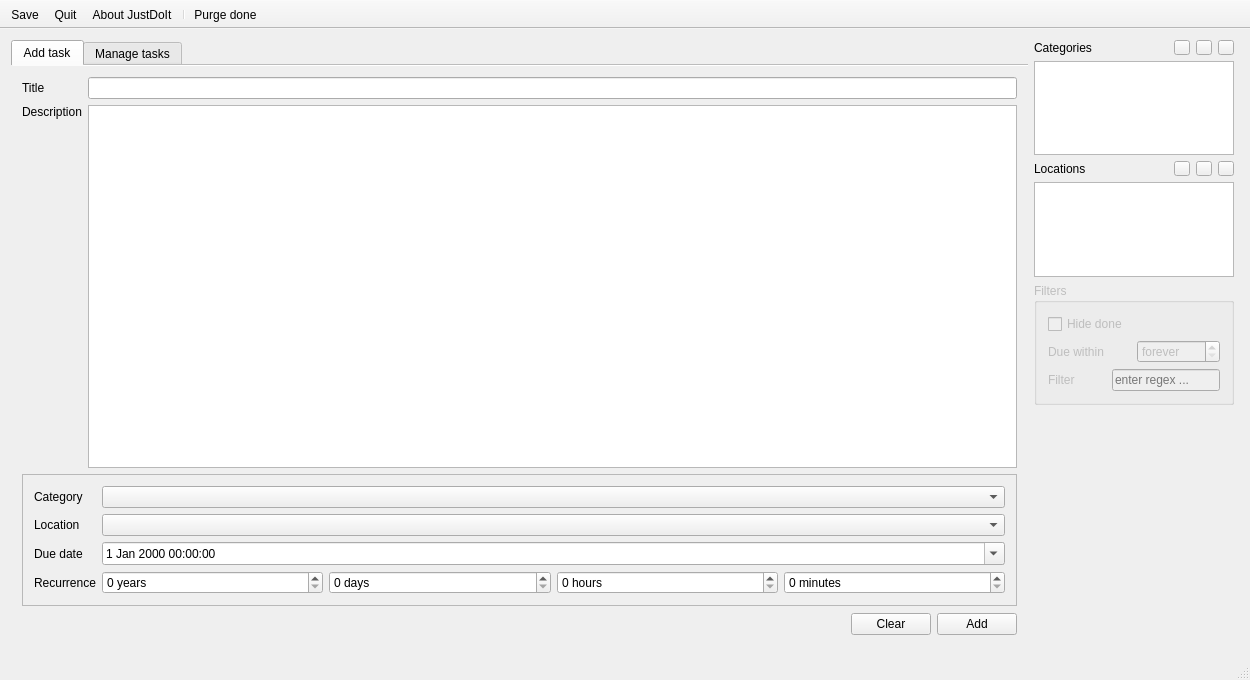
Old version of the form MainWindow.ui in the repository hheld/JustDoIt.
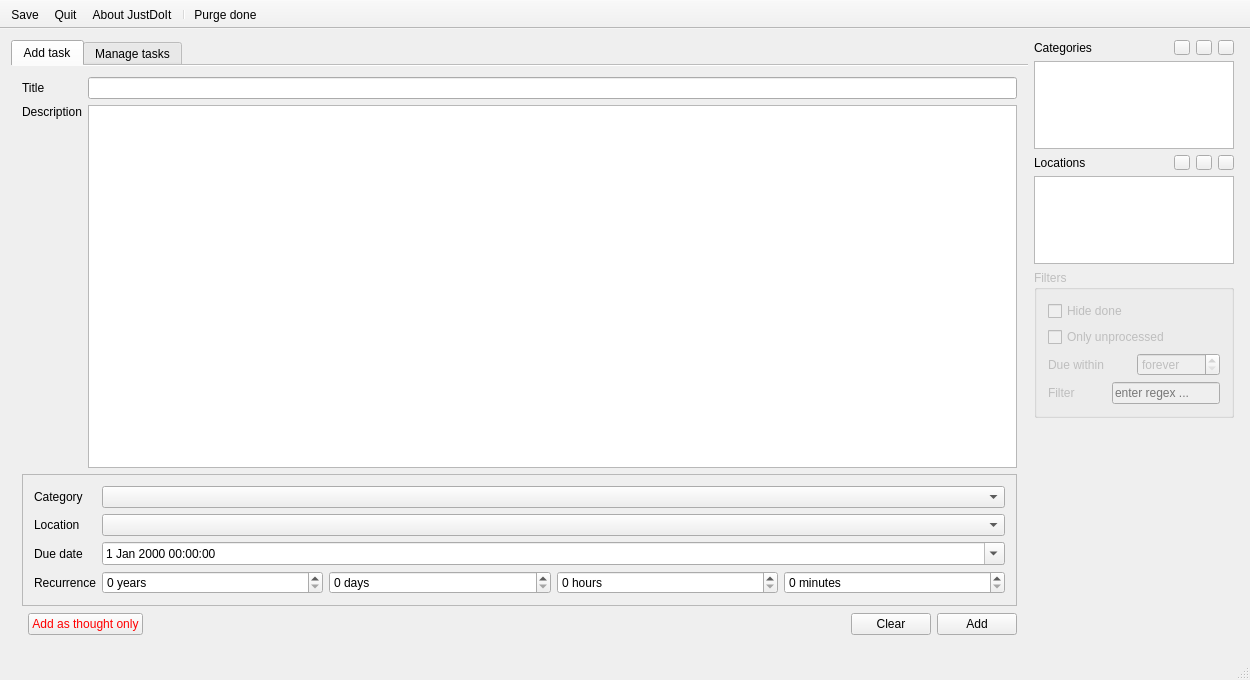
New version of the form. The open tabs and pages were chosen to show the change. Icons and pictures are not drawn. Custom widgets are drawn as their Qt base class.

Commit message:
Added support for unprocessed tasks, that still need to be reviewed.
The idea is similar to the GTD stuff.

```diff
--- a/MainWindow.ui
+++ b/MainWindow.ui
@@ -53,7 +53,7 @@
          <enum>QTabWidget::Rounded</enum>
         </property>
         <property name="currentIndex">
-         <number>1</number>
+         <number>0</number>
         </property>
         <property name="documentMode">
          <bool>true</bool>
@@ -63,7 +63,7 @@
           <string>Add task</string>
          </attribute>
          <layout class="QGridLayout" name="gridLayout_5">
-          <item row="0" column="0" colspan="3">
+          <item row="0" column="0" colspan="6">
            <layout class="QGridLayout" name="gridLayout_7">
             <item row="0" column="0">
              <widget class="QLabel" name="label_2">
@@ -106,7 +106,7 @@
             </item>
            </layout>
           </item>
-          <item row="1" column="0" colspan="3">
+          <item row="1" column="0" colspan="6">
            <widget class="QFrame" name="frame">
             <property name="frameShape">
              <enum>QFrame::StyledPanel</enum>
@@ -216,7 +216,31 @@
             </layout>
            </widget>
           </item>
-          <item row="2" column="0">
+          <item row="2" column="5">
+           <widget class="QPushButton" name="button_add">
+            <property name="text">
+             <string>Add</string>
+            </property>
+           </widget>
+          </item>
+          <item row="2" column="1">
+           <widget class="QPushButton" name="pushButton_addAsThoughtOnly">
+            <property name="styleSheet">
+             <string notr="true">QPushButton
+{
+	color: red;
+	border-color: rgb(0, 0, 0);
+}</string>
+            </property>
+            <property name="text">
+             <string>Add as thought only</string>
+            </property>
+            <property name="flat">
+             <bool>false</bool>
+            </property>
+           </widget>
+          </item>
+          <item row="2" column="3">
            <spacer name="horizontalSpacer_2">
             <property name="orientation">
              <enum>Qt::Horizontal</enum>
@@ -229,20 +253,13 @@
             </property>
            </spacer>
           </item>
-          <item row="2" column="1">
+          <item row="2" column="4">
            <widget class="QPushButton" name="button_clear">
             <property name="text">
              <string>Clear</string>
             </property>
            </widget>
           </item>
-          <item row="2" column="2">
-           <widget class="QPushButton" name="button_add">
-            <property name="text">
-             <string>Add</string>
-            </property>
-           </widget>
-          </item>
          </layout>
         </widget>
         <widget class="QWidget" name="tab_allTasks">
@@ -939,6 +956,13 @@
              </property>
             </widget>
            </item>
+           <item>
+            <widget class="QCheckBox" name="checkBox_showOnlyUnprocessed">
+             <property name="text">
+              <string>Only unprocessed</string>
+             </property>
+            </widget>
+           </item>
            <item>
             <layout class="QHBoxLayout" name="horizontalLayout_10">
              <item>
```
Left out of the diff: 6 changed lines with no effect on the pictures. The commit also changes 12 other files.
